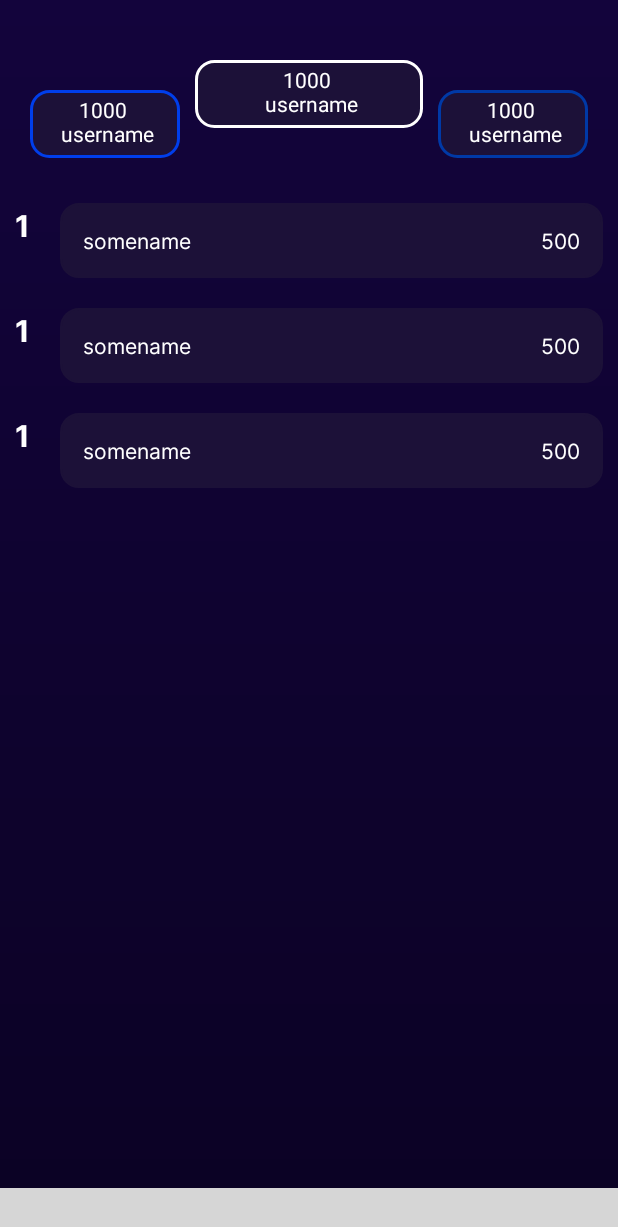
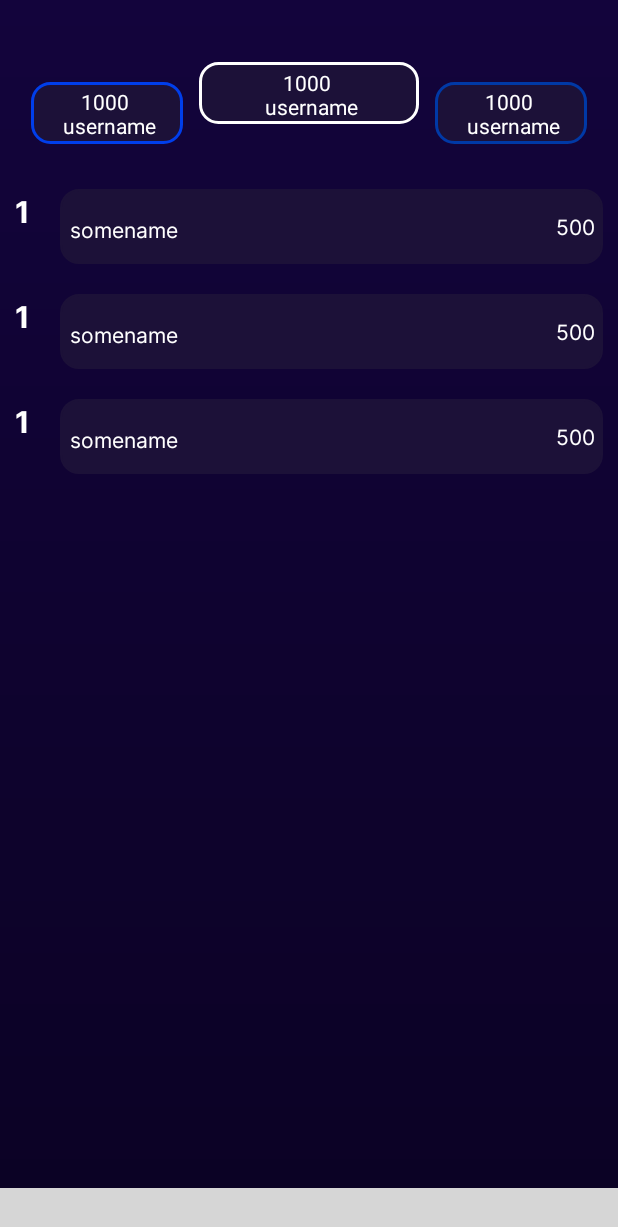
Before and after one commit to NemanjaDucic/Trade-Coach, an Android app: the fragment LeaderboardFragment placed in its activity, on a phone screen of 412 x 824 dp. Shown: the top 1227 px of the screen. Run offline under Robolectric (Android 15) with nearby library versions, the phone set to English and light mode, and no system bars; our stand-ins replace Dagger/Hilt's generated code, Firebase (no records; nobody signed in at launch, a user with empty details on screens opened directly), sdp/ssp sizes; libraries missing offline, so code that uses them is left out: io.ak1; plain views replace BubbleTabBar; 1 statement that could not run was skipped; grey boxes are pictures that could not be loaded.

Commit message:
dp to sdp update

```diff
--- a/app/src/main/res/layout/activity_main.xml
+++ b/app/src/main/res/layout/activity_main.xml
@@ -20,18 +20,18 @@
         android:layout_width="match_parent"
         android:layout_height="wrap_content"
         android:background="@color/gradiantBottom"
-        android:elevation="16dp"
-        android:padding="7dp"
+        android:elevation="@dimen/_15sdp"
+        android:padding="@dimen/_5sdp"
         app:bubbletab_menuResource="@menu/main_menu"
         app:layout_constraintStart_toStartOf="parent"
         app:layout_constraintEnd_toEndOf="parent"
         app:layout_constraintBottom_toBottomOf="parent"
         app:bubbletab_disabled_icon_color="@color/white"
         app:bubbletab_horizontal_padding="20dp"
-        app:bubbletab_icon_size="20dp"
-        app:bubbletab_title_size="16sp"
+        app:bubbletab_icon_size="@dimen/_16sdp"
+        app:bubbletab_title_size="@dimen/_12sdp"
         app:bubbletab_icon_padding="5sp"
-        app:bubbletab_vertical_padding="10dp"
-        app:bubbletab_tab_corner_radius="25dp">
+        app:bubbletab_vertical_padding="@dimen/_8sdp"
+        app:bubbletab_tab_corner_radius="@dimen/_20sdp">
     </io.ak1.BubbleTabBar>
 </androidx.constraintlayout.widget.ConstraintLayout>
--- a/app/src/main/res/layout/activity_puchase.xml
+++ b/app/src/main/res/layout/activity_puchase.xml
@@ -15,7 +15,7 @@
         android:textColor="@color/white"
         android:textSize="26sp"
         android:textAlignment="center"
-        android:layout_margin="20dp"
+        android:layout_margin="@dimen/_16sdp"
         android:text="@string/shop"/>
     <androidx.recyclerview.widget.RecyclerView
         android:id="@+id/purchase_recycler_view"
--- a/app/src/main/res/layout/activity_splash.xml
+++ b/app/src/main/res/layout/activity_splash.xml
@@ -10,7 +10,7 @@
     app:layout_constraintStart_toStartOf="parent"
     app:layout_constraintEnd_toEndOf="parent"
     app:layout_constraintTop_toTopOf="parent"
-    android:layout_marginBottom="100dp"
+    android:layout_marginBottom="@dimen/_78sdp"
     app:layout_constraintBottom_toBottomOf="parent"
     android:src="@drawable/logomark"/>
 </androidx.constraintlayout.widget.ConstraintLayout>
--- a/app/src/main/res/layout/activity_welcome.xml
+++ b/app/src/main/res/layout/activity_welcome.xml
@@ -12,7 +12,7 @@
         android:background="@drawable/gradiant_background"
         android:layout_width="0dp"
         android:layout_height="0dp"
-        android:layout_marginBottom="30dp"
+        android:layout_marginBottom="@dimen/_25sdp"
         app:layout_constraintStart_toStartOf="parent"
         app:layout_constraintEnd_toEndOf="parent"
         app:layout_constraintTop_toTopOf="parent"
@@ -44,7 +44,7 @@
         <android.widget.Button
             android:id="@+id/btNextWelcome"
             android:layout_width="0dp"
-            android:layout_height="50dp"
+            android:layout_height="@dimen/_42sdp"
             android:text="@string/next"
             android:textColor="@color/white"
             android:textSize="22sp"
--- a/app/src/main/res/layout/fragment_currencies.xml
+++ b/app/src/main/res/layout/fragment_currencies.xml
@@ -13,6 +13,6 @@
         android:textColor="@color/white"
         android:textSize="26sp"
         android:textAlignment="center"
-        android:layout_margin="24dp"
+        android:layout_margin="@dimen/_21sdp"
         android:text="@string/currencies"/>
 </androidx.constraintlayout.widget.ConstraintLayout>
--- a/app/src/main/res/layout/fragment_dedication.xml
+++ b/app/src/main/res/layout/fragment_dedication.xml
@@ -13,6 +13,6 @@
         android:textColor="@color/white"
         android:textSize="26sp"
         android:textAlignment="center"
-        android:layout_margin="20dp"
+        android:layout_margin="@dimen/_16sdp"
         android:text="@string/dedication"/>
 </androidx.constraintlayout.widget.ConstraintLayout>
--- a/app/src/main/res/layout/fragment_leaderboard.xml
+++ b/app/src/main/res/layout/fragment_leaderboard.xml
@@ -11,8 +11,8 @@
         android:layout_marginTop="20dp"
         android:layout_height="0dp"/>
     <TextView
-        android:layout_width="100dp"
-        android:layout_height="45dp"
+        android:layout_width="@dimen/_78sdp"
+        android:layout_height="@dimen/_32sdp"
         android:lines="2"
         android:paddingTop="3dp"
         app:layout_constraintStart_toStartOf="parent"
@@ -21,15 +21,15 @@
         android:text="1000 \n username"
         android:textAlignment="center"
         android:id="@+id/tvLeft"
-        android:layout_marginTop="60dp"
-        android:layout_marginStart="20dp"
+        android:layout_marginTop="@dimen/_42sdp"
+        android:layout_marginStart="@dimen/_16sdp"
         android:textColor="@color/white"/>
     <TextView
         android:layout_width="0dp"
-        android:layout_marginStart="10dp"
-        android:layout_marginEnd="10dp"
-        android:layout_height="45dp"
-        android:paddingTop="3dp"
+        android:layout_marginStart="@dimen/_8sdp"
+        android:layout_marginEnd="@dimen/_8sdp"
+        android:layout_height="@dimen/_32sdp"
+        android:paddingTop="@dimen/_3sdp"
         android:lines="2"
         app:layout_constraintStart_toEndOf="@id/tvLeft"
         app:layout_constraintEnd_toStartOf="@id/tvRight"
@@ -37,21 +37,21 @@
         android:background="@drawable/rank_outline"
         android:text="1000 \n username"
         android:id="@+id/tvMid"
-        android:layout_marginTop="40dp"
+        android:layout_marginTop="@dimen/_32sdp"
         android:textAlignment="center"
         android:textColor="@color/white"/>
     <TextView
-        android:layout_width="100dp"
+        android:layout_width="@dimen/_78sdp"
         android:paddingTop="3dp"
-        android:layout_height="45dp"
+        android:layout_height="@dimen/_32sdp"
         app:layout_constraintEnd_toEndOf="parent"
         app:layout_constraintTop_toTopOf="parent"
         android:background="@drawable/rank_two_outline"
         android:text="1000 \n username"
         android:lines="2"
         android:id="@+id/tvRight"
-        android:layout_marginTop="60dp"
+        android:layout_marginTop="@dimen/_42sdp"
         android:textAlignment="center"
-        android:layout_marginEnd="20dp"
+        android:layout_marginEnd="@dimen/_16sdp"
         android:textColor="@color/white"/>
 </androidx.constraintlayout.widget.ConstraintLayout>
--- a/app/src/main/res/layout/item_home.xml
+++ b/app/src/main/res/layout/item_home.xml
@@ -23,7 +23,7 @@
         android:textColor="@color/white"
         android:fontFamily="@font/interregular"
         app:layout_constraintStart_toStartOf="parent"
-        android:layout_marginTop="5dp"
+        android:layout_marginTop="@dimen/_5sdp"
         android:textSize="14sp"
         android:text="sfasfasfasf"
         android:id="@+id/fullnameTV"
@@ -39,7 +39,7 @@
         android:layout_width="wrap_content"
         android:layout_height="wrap_content"/>
     <TextView
-        android:layout_marginTop="5dp"
+        android:layout_marginTop="@dimen/_5sdp"
         app:layout_constraintTop_toBottomOf="@id/valueTV"
         app:layout_constraintEnd_toEndOf="parent"
         android:text="last 24h> -0.156%"
--- a/app/src/main/res/layout/item_leaderboard.xml
+++ b/app/src/main/res/layout/item_leaderboard.xml
@@ -17,26 +17,24 @@
         <TextView
             android:layout_width="0dp"
             android:layout_height="0dp"
-            android:layout_margin="5dp"
-            android:paddingStart="10dp"
-            android:layout_marginStart="10dp"
+            android:layout_margin="@dimen/_5sdp"
+            android:layout_marginStart="@dimen/_8sdp"
             android:id="@+id/nameTV"
             app:layout_constraintStart_toStartOf="parent"
             app:layout_constraintTop_toTopOf="parent"
             app:layout_constraintBottom_toBottomOf="parent"
             app:layout_constraintEnd_toEndOf="parent"
             android:text="fakkfslhjafk"
-            android:paddingTop="10dp"
+            android:paddingTop="@dimen/_8sdp"
             android:fontFamily="@font/interregular"
             android:textColor="@color/white"
             android:textAlignment="viewStart"/>
         <TextView
             android:id="@+id/pointsTV"
             android:layout_width="0dp"
-            android:paddingEnd="10dp"
             android:layout_height="0dp"
             android:layout_margin="5dp"
-            android:layout_marginEnd="10dp"
+            android:layout_marginEnd="@dimen/_8sdp"
             app:layout_constraintStart_toStartOf="parent"
             app:layout_constraintTop_toTopOf="parent"
             app:layout_constraintBottom_toBottomOf="parent"
--- a/app/src/main/res/layout/item_purchase.xml
+++ b/app/src/main/res/layout/item_purchase.xml
@@ -37,10 +37,10 @@
         android:id="@+id/name_button"
         android:layout_width="0dp"
         app:layout_constraintWidth_percent="0.8"
-        android:layout_height="40dp"
+        android:layout_height="@dimen/_32sdp"
         android:layout_marginBottom="10dp"
 
-        android:layout_marginTop="5dp"
+        android:layout_marginTop="@dimen/_5sdp"
         android:textColor="@color/white"
         android:text="Button"
         app:layout_constraintStart_toStartOf="parent"
@@ -49,7 +49,7 @@
        android:background="@drawable/button"/>
 <ImageView
     android:layout_width="0dp"
-    android:layout_height="15dp"
+    android:layout_height="@dimen/_11sdp"
     app:layout_constraintStart_toStartOf="parent"
     app:layout_constraintEnd_toEndOf="parent"
     app:layout_constraintTop_toBottomOf="@id/name_button"/>
--- a/app/src/main/res/layout/item_welcome.xml
+++ b/app/src/main/res/layout/item_welcome.xml
@@ -47,7 +47,7 @@
                 android:layout_height="wrap_content"
                 android:layout_marginTop="@dimen/_12sdp"
                 android:textAlignment="center"
-                android:layout_marginBottom="16dp"
+                android:layout_marginBottom="@dimen/_12sdp"
                 android:text="Trade coach"
                 android:fontFamily="@font/intermedium"
                 android:textSize="@dimen/_14sdp"
```
Also changed, not shown: app/src/main/res/layout/activity_get_started.xml (+9 -9 lines), app/src/main/res/layout/activity_login.xml (+24 -24 lines), app/src/main/res/layout/activity_register.xml (+31 -31 lines), app/src/main/res/layout/fragment_community.xml (+12 -12 lines), app/src/main/res/layout/fragment_home.xml (+16 -16 lines), app/src/main/res/layout/item_topic.xml (+4 -4 lines).
